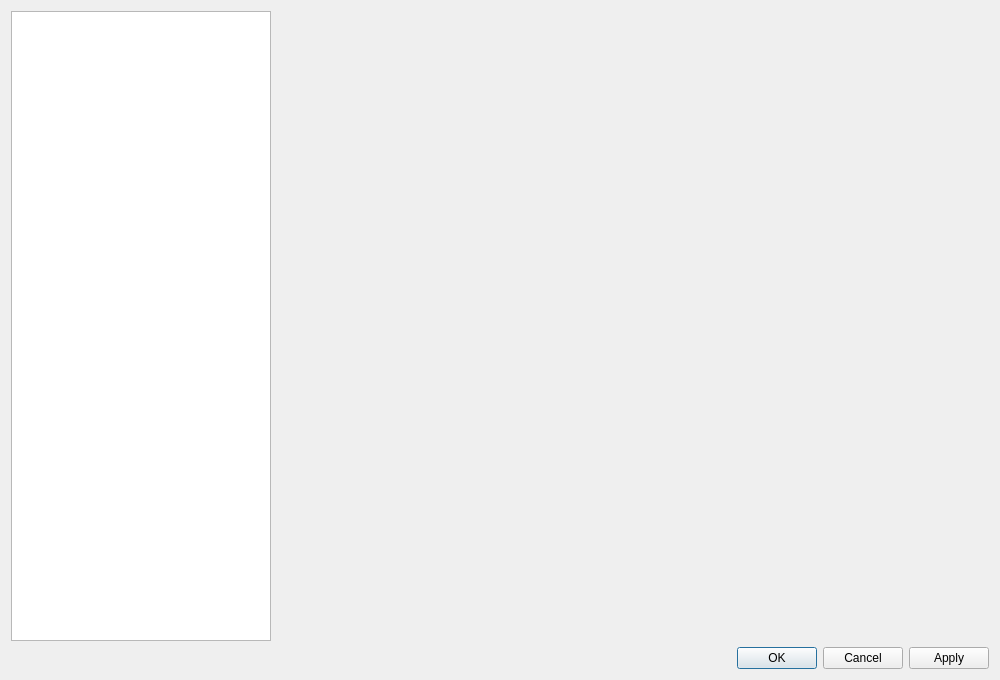
Before: the Qt Designer form src/librssguard/gui/dialogs/formsettings.ui in martinrotter/rssguard, drawn with Qt 5.
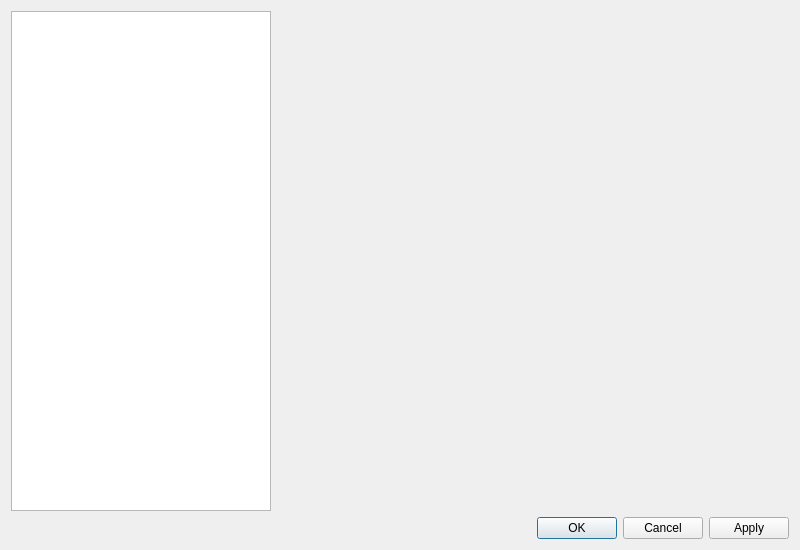
After: the same form once the commit is applied.

```diff
--- a/src/librssguard/gui/dialogs/formsettings.ui
+++ b/src/librssguard/gui/dialogs/formsettings.ui
@@ -6,8 +6,8 @@
    <rect>
     <x>0</x>
     <y>0</y>
-    <width>1000</width>
-    <height>680</height>
+    <width>800</width>
+    <height>550</height>
    </rect>
   </property>
   <property name="windowTitle">
```
Left out of the diff: 14 changed lines with no effect on the pictures.
